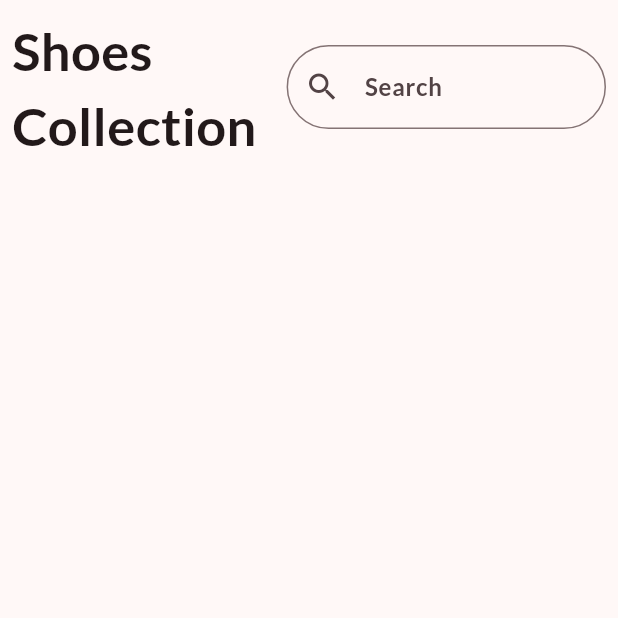
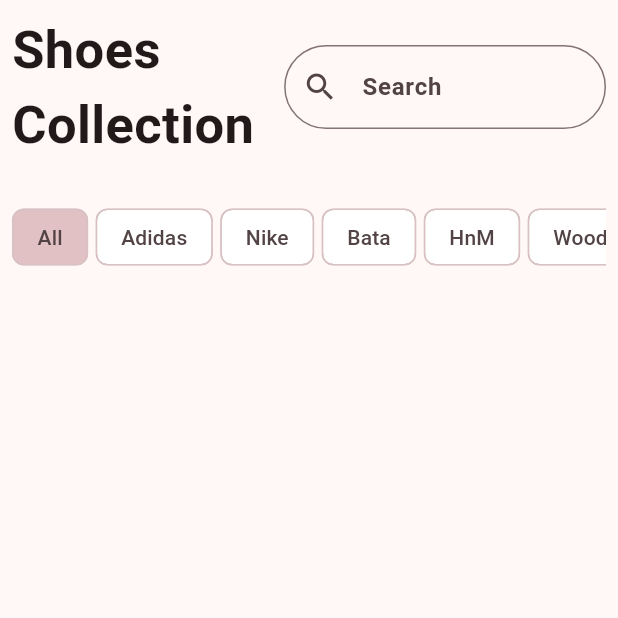
Before and after one commit to kaljitism/shoestore, a Flutter app: the screen it shows after launch, on a phone screen of 412 x 824 dp, the top half of it. Run offline on Flutter 3.47's test engine with Material 3 defaults, Android fonts, the phone set to English and light mode, and no system bars.

Commit message:
Designed and implemented the filter chips.

```diff
--- a/lib/home_page.dart
+++ b/lib/home_page.dart
@@ -1,17 +1,39 @@
 import 'package:flutter/material.dart';
 
-class HomePage extends StatelessWidget {
+class HomePage extends StatefulWidget {
   const HomePage({super.key});
 
   @override
+  State<HomePage> createState() => _HomePageState();
+}
+
+class _HomePageState extends State<HomePage> {
+  final List<String> filters = const [
+    'All',
+    'Adidas',
+    'Nike',
+    'Bata',
+    'HnM',
+    'Woodland',
+    'Gucci'
+  ];
+  late String selectedFilter;
+
+  @override
+  void initState() {
+    super.initState();
+    selectedFilter = filters[0];
+  }
+
+  @override
   Widget build(BuildContext context) {
-    return const Scaffold(
+    return Scaffold(
       body: SafeArea(
         child: Padding(
-          padding: EdgeInsets.all(8.0),
+          padding: const EdgeInsets.all(8.0),
           child: Column(
             children: [
-              Row(
+              const Row(
                 children: [
                   Text(
                     'Shoes\nCollection',
@@ -33,9 +55,37 @@
                         ),
                       ),
                     ),
-                  )
+                  ),
                 ],
               ),
+              SizedBox(
+                height: 100,
+                child: ListView.builder(
+                  scrollDirection: Axis.horizontal,
+                  itemCount: filters.length,
+                  itemBuilder: (context, index) {
+                    return Row(
+                      children: [
+                        GestureDetector(
+                          onTap: () {
+                            setState(() {
+                              selectedFilter = filters[index];
+                            });
+                          },
+                          child: Chip(
+                            label: Text(filters[index]),
+                            padding: const EdgeInsets.all(8),
+                            backgroundColor: selectedFilter == filters[index]
+                                ? const Color(0xffB76E79).withOpacity(0.4)
+                                : Colors.white,
+                          ),
+                        ),
+                        const SizedBox(width: 5),
+                      ],
+                    );
+                  },
+                ),
+              )
             ],
           ),
         ),
--- a/lib/main.dart
+++ b/lib/main.dart
@@ -14,7 +14,7 @@
       debugShowCheckedModeBanner: false,
       title: 'Shoe Store',
       theme: ThemeData(
-        fontFamily: 'Lato',
+        useMaterial3: true,
         colorScheme: ColorScheme.fromSeed(
           seedColor: const Color(0xffB76E79),
         ),
```
Also changed, not shown: pubspec.yaml (+1 -6 lines), assets/fonts/Lato-Bold.ttf (deleted), assets/fonts/Lato-Light.ttf (deleted).
